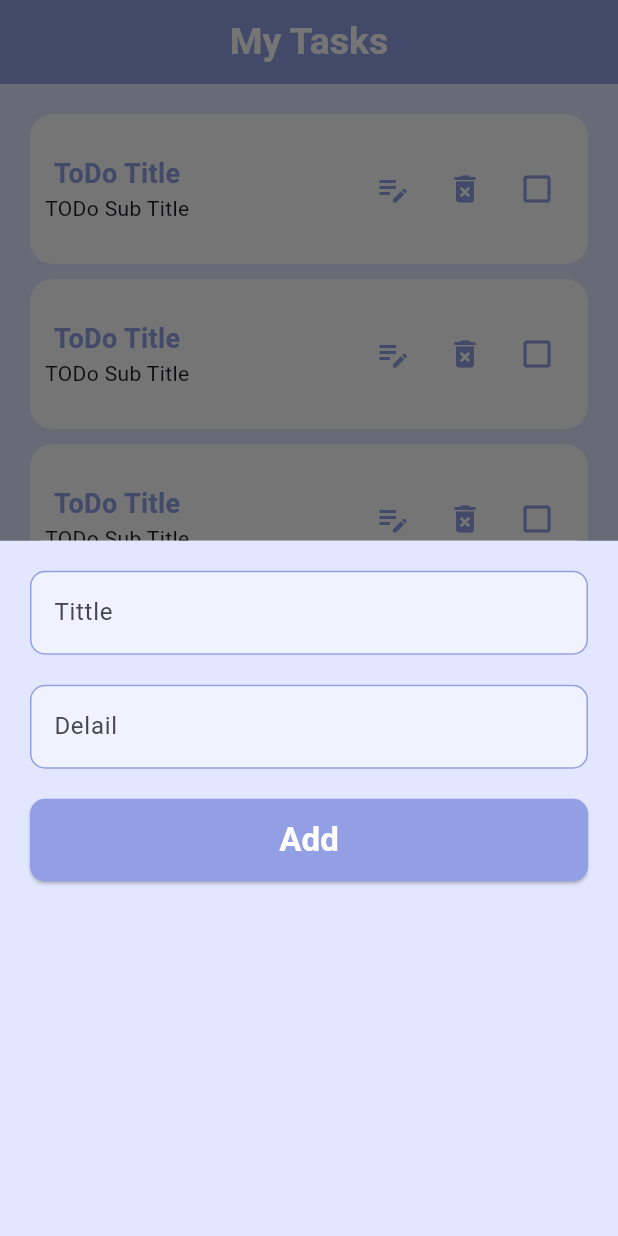
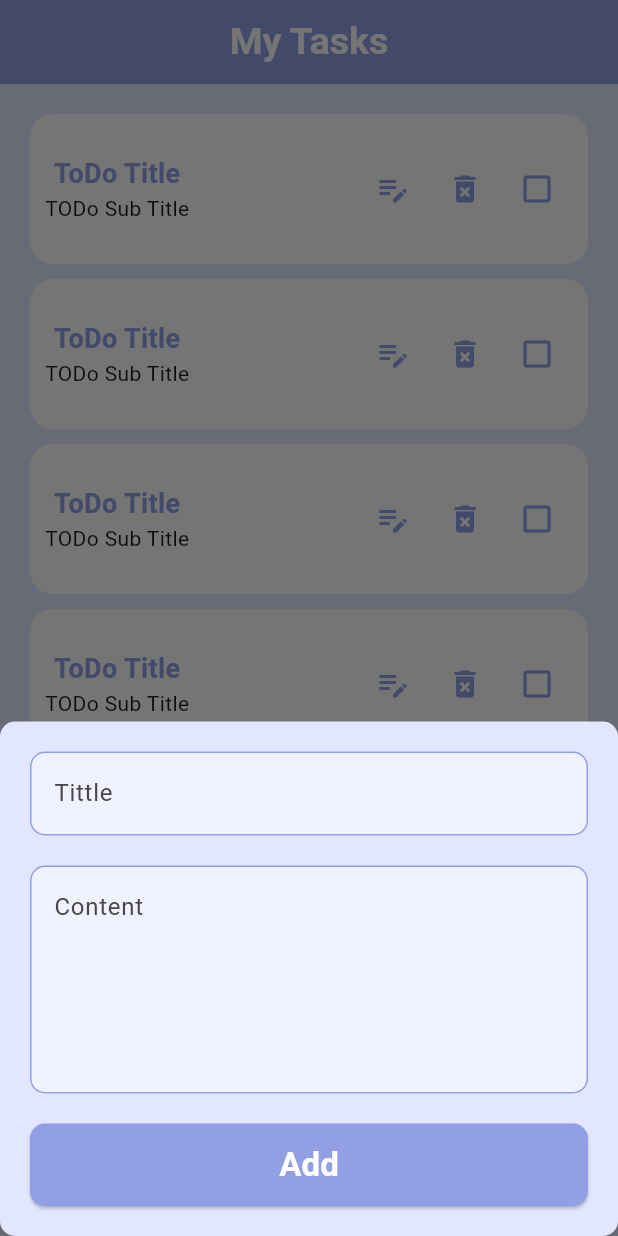
Before and after one commit to div-Ahmed-ElSaedy/To-Do, a Flutter app: the screen it shows after launch, after a tap on the "add" icon, on a phone screen of 412 x 824 dp. Run offline on Flutter 3.47's test engine with Material 3 defaults, Android fonts, the phone set to English and light mode, and no system bars; our stand-ins replace quickalert.

Commit message:
update UI

```diff
--- a/lib/views/Home_view.dart
+++ b/lib/views/Home_view.dart
@@ -1,6 +1,6 @@
 // ignore_for_file: file_names
 import 'package:flutter/material.dart';
-import '../widgets/Tast_List_view.dart';
+import '../widgets/Task_List_view.dart';
 import '../widgets/Add_Task_Bottom_Sheet.dart';
 
 class HomeView extends StatelessWidget {
@@ -36,6 +36,10 @@ class HomeView extends StatelessWidget {
       floatingActionButton: FloatingActionButton(
         onPressed: () {
           showModalBottomSheet(
+            backgroundColor: const Color(0xFFE2E6FF),
+            shape: const RoundedRectangleBorder(
+              borderRadius: BorderRadius.all(Radius.circular(10.0)),
+            ),
             context: context,
             builder: (context) => const AddTaskBottomSheet(),
           );
--- a/lib/widgets/Add_Task_Bottom_Sheet.dart
+++ b/lib/widgets/Add_Task_Bottom_Sheet.dart
@@ -1,42 +1,31 @@
 // ignore_for_file: file_names
 
 import 'package:flutter/material.dart';
-import 'package:todo_app/widgets/Add_Bottom.dart';
-import 'Add_Task_Field.dart';
+import 'package:todo_app/widgets/Custom_Bottom.dart';
+import 'Custom_Text_Field.dart';
 
 class AddTaskBottomSheet extends StatelessWidget {
   const AddTaskBottomSheet({super.key});
 
   @override
   Widget build(BuildContext context) {
-    return Scaffold(
-      backgroundColor: const Color(0xFFE2E6FF),
-      body: Container(
-        decoration: const BoxDecoration(
-          borderRadius: BorderRadius.all(
-            Radius.circular(20),
-          ),
-        ),
-        child: ListView(
-          children: const [
-            Padding(
+    return const Padding(
       padding: EdgeInsets.all(20.0),
+      child: SingleChildScrollView(
         child: Column(
           children: [
-                  AddTaskField(
+            CustomTextField(
               hintText: 'Tittle',
             ),
             SizedBox(height: 20),
-                  AddTaskField(
-                    hintText: 'Delail',
+            CustomTextField(
+              maxLine: 5,
+              hintText: 'Content',
             ),
             SizedBox(height: 20),
-                  AddBottom(
+            CustomBottom(
               tittle: 'Add',
               des: 'The task has been added Successfully',
-                  ),
-                ],
-              ),
             ),
           ],
         ),
--- a/lib/widgets/Container_ToDo.dart
+++ b/lib/widgets/Container_ToDo.dart
@@ -62,6 +62,11 @@ class _ContainerToDoState extends State<ContainerToDo> {
                     IconButton(
                       onPressed: () {
                         showModalBottomSheet(
+                          backgroundColor: const Color(0xFFE2E6FF),
+                          shape: const RoundedRectangleBorder(
+                            borderRadius:
+                                BorderRadius.all(Radius.circular(10.0)),
+                          ),
                           context: context,
                           builder: (context) => const EditTaskBottomSheet(),
                         );
--- a/lib/widgets/Add_Bottom.dart
+++ b/lib/widgets/Custom_Bottom.dart
@@ -3,8 +3,8 @@
 import 'package:flutter/material.dart';
 import 'package:quickalert/quickalert.dart';
 
-class AddBottom extends StatelessWidget {
-  const AddBottom({
+class CustomBottom extends StatelessWidget {
+  const CustomBottom({
     super.key,
     required this.tittle,
     required this.des,
--- a/lib/widgets/Add_Task_Field.dart
+++ b/lib/widgets/Custom_Text_Field.dart
@@ -2,15 +2,14 @@
 
 import 'package:flutter/material.dart';
 
-class AddTaskField extends StatelessWidget {
-  const AddTaskField({
-    super.key,
-    required this.hintText,
-  });
+class CustomTextField extends StatelessWidget {
+  const CustomTextField({super.key, required this.hintText, this.maxLine = 1});
   final String hintText;
+  final int maxLine;
   @override
   Widget build(BuildContext context) {
     return TextField(
+      maxLines: maxLine,
       decoration: InputDecoration(
         hintText: hintText,
         filled: true,
```
Also changed, not shown: lib/widgets/edit_task_Bottom_Sheet.dart (+11 -13 lines), lib/widgets/Task_List_view.dart (renamed from lib/widgets/Tast_List_view.dart). Lines whose indentation alone changed are shown as unchanged.
